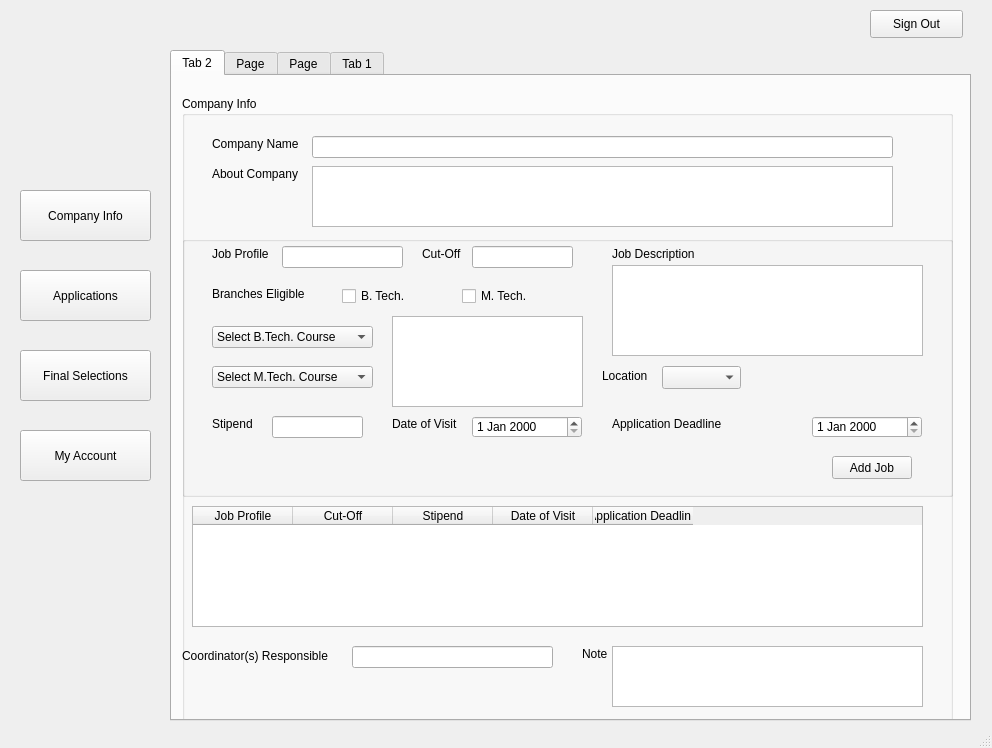
Above: frontend/ui/placement_cell_recruiter.ui from raghuvanshraj/Placement-Cell-Management-System before the change. Below: the same form after it.
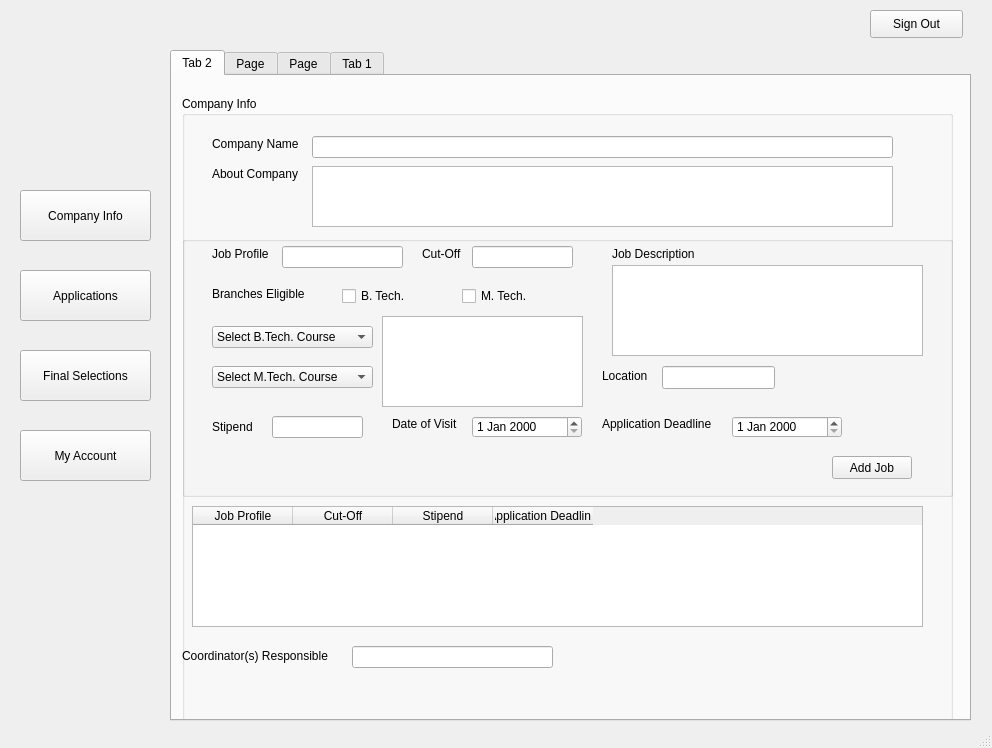
That is the form after the change. The open tabs and pages were chosen to show the change. Icons and pictures are not drawn.

Patch:
```diff
--- a/frontend/ui/placement_cell_recruiter.ui
+++ b/frontend/ui/placement_cell_recruiter.ui
@@ -207,11 +207,6 @@
          <string>Stipend</string>
         </property>
        </column>
-       <column>
-        <property name="text">
-         <string>Date of Visit</string>
-        </property>
-       </column>
        <column>
         <property name="text">
          <string>Application Deadline</string>
@@ -241,19 +236,6 @@
         </rect>
        </property>
       </widget>
-      <widget class="QLabel" name="label_35">
-       <property name="geometry">
-        <rect>
-         <x>400</x>
-         <y>550</y>
-         <width>31</width>
-         <height>16</height>
-        </rect>
-       </property>
-       <property name="text">
-        <string>Note</string>
-       </property>
-      </widget>
       <widget class="QLabel" name="label_36">
        <property name="geometry">
         <rect>
@@ -374,19 +356,6 @@
          <string>M. Tech.</string>
         </property>
        </widget>
-       <widget class="QListView" name="eligibleCoursesListView">
-        <property name="geometry">
-         <rect>
-          <x>210</x>
-          <y>80</y>
-          <width>191</width>
-          <height>91</height>
-         </rect>
-        </property>
-        <property name="selectionMode">
-         <enum>QAbstractItemView::MultiSelection</enum>
-        </property>
-       </widget>
        <widget class="QLabel" name="label_3">
         <property name="geometry">
          <rect>
@@ -406,7 +375,7 @@
           <x>30</x>
           <y>180</y>
           <width>51</width>
-          <height>16</height>
+          <height>21</height>
          </rect>
         </property>
         <property name="text">
@@ -462,7 +431,7 @@
        <widget class="QLabel" name="label_8">
         <property name="geometry">
          <rect>
-          <x>430</x>
+          <x>420</x>
           <y>180</y>
           <width>121</width>
           <height>16</height>
@@ -475,7 +444,7 @@
        <widget class="QDateEdit" name="deadlineDateEdit">
         <property name="geometry">
          <rect>
-          <x>630</x>
+          <x>550</x>
           <y>180</y>
           <width>110</width>
           <height>22</height>
@@ -538,30 +507,27 @@
          <string>Add Job</string>
         </property>
        </widget>
-       <widget class="QComboBox" name="locationComboBox">
+       <widget class="QLineEdit" name="locationLineEdit">
         <property name="geometry">
          <rect>
           <x>480</x>
           <y>130</y>
-          <width>79</width>
+          <width>113</width>
           <height>23</height>
          </rect>
         </property>
-        <property name="currentText">
-         <string extracomment="---Select a City---"/>
+       </widget>
+       <widget class="QListWidget" name="eligibleCoursesListWidget">
+        <property name="geometry">
+         <rect>
+          <x>200</x>
+          <y>80</y>
+          <width>201</width>
+          <height>91</height>
+         </rect>
         </property>
        </widget>
       </widget>
-      <widget class="QTextEdit" name="noteTextEdit">
-       <property name="geometry">
-        <rect>
-         <x>430</x>
-         <y>550</y>
-         <width>311</width>
-         <height>61</height>
-        </rect>
-       </property>
-      </widget>
       <zorder>groupBox</zorder>
       <zorder>label_33</zorder>
       <zorder>nameLineEdit</zorder>
```
Left out of the diff: 13 changed lines with no effect on the pictures.
